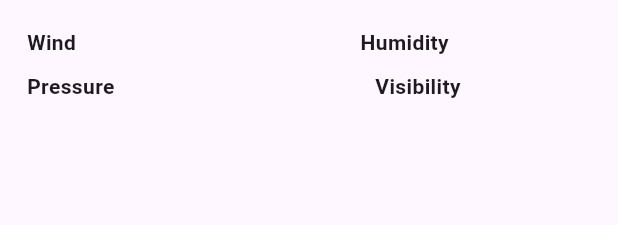
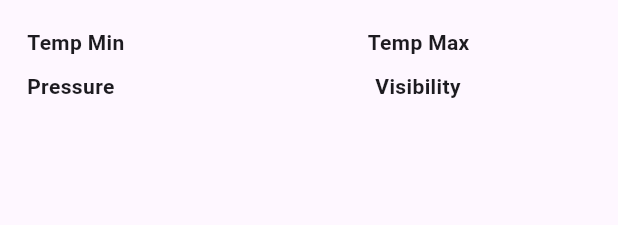
Before and after one commit to SyedMughisHussain/Weather-app, a Flutter app: what addtionalInformation() shows on an empty page, opened directly with empty values, on a phone screen of 412 x 824 dp. Shown: the top 225 px of the screen. Run offline on Flutter 3.47's test engine with Material 2 defaults, Android fonts, the phone set to English and light mode, and no system bars; network calls fail.

Commit message:
Changes in Ui

```diff
--- a/lib/model/weather.dart
+++ b/lib/model/weather.dart
@@ -6,18 +6,25 @@ class Weather {
   int? pressure;
   // ignore: non_constant_identifier_names
   int? visibility;
-  //String? weather;
+  int? clouds;
+  // ignore: non_constant_identifier_names
+  double? temp_min;
+  // ignore: non_constant_identifier_names
+  double? temp_max;
 
-  Weather({
-    required this.cityName,
+  Weather(
+      {required this.cityName,
       required this.temp,
       required this.wind,
       required this.humidity,
       required this.pressure,
       // ignore: non_constant_identifier_names
       required this.visibility,
-    // required this.weather,
-  });
+      required this.clouds,
+      // ignore: non_constant_identifier_names
+      required this.temp_min,
+      // ignore: non_constant_identifier_names
+      required this.temp_max});
 
   Weather.fromJson(Map<String, dynamic> json) {
     cityName = json['name'];
@@ -26,6 +33,8 @@ class Weather {
     humidity = json['main']['humidity'];
     pressure = json['main']['pressure'];
     visibility = json['visibility'];
-    //weather = json['weather']['main'];
+    clouds = json['clouds']['all'];
+    temp_min = json['main']['temp_min'];
+    temp_max = json['main']['temp_max'];
   }
 }
--- a/lib/widgets/additional_information_widget.dart
+++ b/lib/widgets/additional_information_widget.dart
@@ -1,7 +1,7 @@
 import 'package:flutter/material.dart';
 
 Widget addtionalInformation(
-    String wind, String pressure, String humidity, String feelsLike) {
+    String tempMin, String tempMax, String pressure, String visibility) {
   return Container(
     padding: const EdgeInsets.all(18),
     width: double.infinity,
@@ -11,22 +11,22 @@ Widget addtionalInformation(
           mainAxisAlignment: MainAxisAlignment.spaceBetween,
           children: [
             const Text(
-              'Wind',
+              'Temp Min',
               style: TextStyle(
                 fontWeight: FontWeight.w600,
               ),
             ),
             Text(
-              wind,
+              tempMin,
             ),
             const Text(
-              'Humidity',
+              'Temp Max',
               style: TextStyle(
                 fontWeight: FontWeight.w600,
               ),
             ),
             Text(
-              humidity,
+              tempMax,
             )
           ],
         ),
@@ -52,7 +52,7 @@ Widget addtionalInformation(
               ),
             ),
             Text(
-              feelsLike,
+              visibility,
             )
           ],
         ),
```
Also changed, not shown: lib/screens/home_screen.dart (+14 -8 lines), lib/widgets/current_weather_widget.dart (+80 -5 lines), pubspec.yaml (+4 -3 lines), assets/images/cloud.png (added), assets/images/humidity.png (added), assets/images/wind.png (added). Lines whose indentation alone changed are shown as unchanged.
